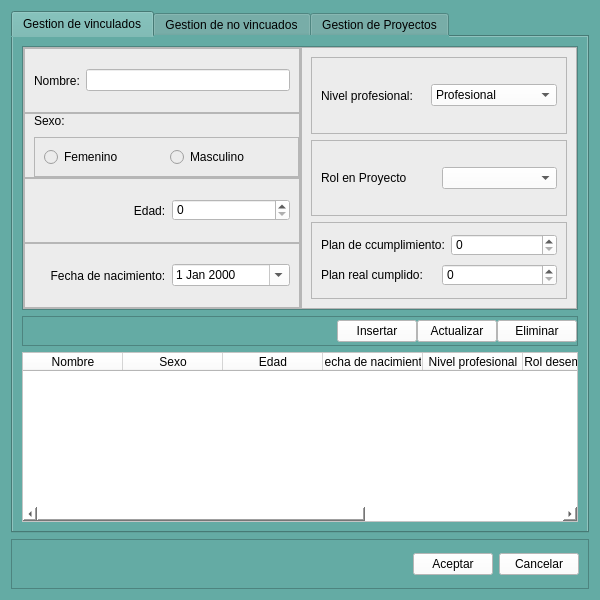
Before: the Qt Designer form Sistema de nominas/Vista/UI/gestionar.ui in Reynier2020/Sistema_nominas, drawn with Qt 5.
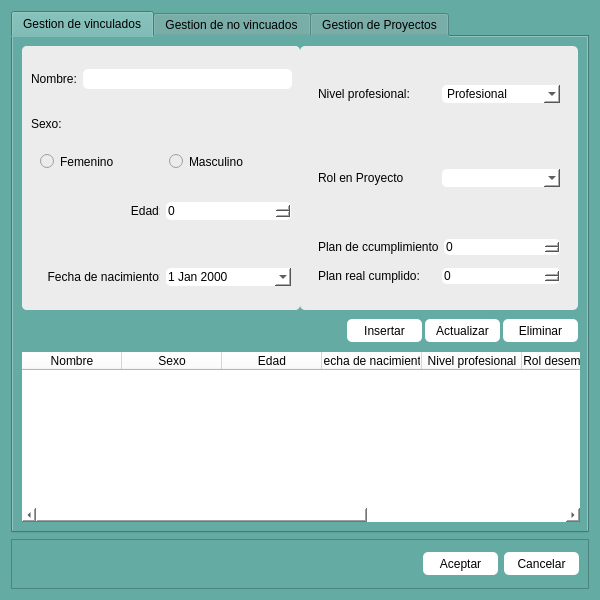
After: the same form once the commit is applied. The open tabs and pages were chosen to show the change.

```diff
--- a/Sistema de nominas/Vista/UI/gestionar.ui
+++ b/Sistema de nominas/Vista/UI/gestionar.ui
@@ -41,6 +41,9 @@
       <layout class="QVBoxLayout" name="verticalLayout_6">
        <item>
         <widget class="QFrame" name="frame">
+         <property name="styleSheet">
+          <string notr="true">border-radius:5px;</string>
+         </property>
          <property name="frameShape">
           <enum>QFrame::StyledPanel</enum>
          </property>
@@ -123,8 +126,15 @@
                   <property name="enabled">
                    <bool>true</bool>
                   </property>
+                  <property name="minimumSize">
+                   <size>
+                    <width>209</width>
+                    <height>20</height>
+                   </size>
+                  </property>
                   <property name="styleSheet">
-                   <string notr="true">background-color: rgb(255, 255, 255);</string>
+                   <string notr="true">background-color: rgb(255, 255, 255);
+border-radius:5px;</string>
                   </property>
                  </widget>
                 </item>
@@ -212,8 +222,15 @@
                 </item>
                 <item>
                  <widget class="QSpinBox" name="spinBox_edad">
+                  <property name="minimumSize">
+                   <size>
+                    <width>125</width>
+                    <height>18</height>
+                   </size>
+                  </property>
                   <property name="styleSheet">
-                   <string notr="true">background-color: rgb(255, 255, 255);</string>
+                   <string notr="true">background-color: rgb(255, 255, 255);
+border-radius:5px;</string>
                   </property>
                  </widget>
                 </item>
@@ -238,6 +255,12 @@
                 </item>
                 <item>
                  <widget class="QDateEdit" name="dateEdit_fecha_naci">
+                  <property name="minimumSize">
+                   <size>
+                    <width>125</width>
+                    <height>18</height>
+                   </size>
+                  </property>
                   <property name="styleSheet">
                    <string notr="true">background-color: rgb(255, 255, 255);</string>
                   </property>
@@ -282,6 +305,12 @@
                 </item>
                 <item>
                  <widget class="QComboBox" name="comboBox_niv_pro">
+                  <property name="minimumSize">
+                   <size>
+                    <width>116</width>
+                    <height>18</height>
+                   </size>
+                  </property>
                   <property name="styleSheet">
                    <string notr="true">background-color: rgb(255, 255, 255);</string>
                   </property>
@@ -323,6 +352,12 @@
                 </item>
                 <item>
                  <widget class="QComboBox" name="comboBox_rol">
+                  <property name="minimumSize">
+                   <size>
+                    <width>116</width>
+                    <height>18</height>
+                   </size>
+                  </property>
                   <property name="styleSheet">
                    <string notr="true">background-color: rgb(255, 255, 255);</string>
                   </property>
@@ -333,6 +368,9 @@
              </item>
              <item>
               <widget class="QFrame" name="frame_planes_cumpls">
+               <property name="styleSheet">
+                <string notr="true">border-radius:5px;</string>
+               </property>
                <property name="frameShape">
                 <enum>QFrame::StyledPanel</enum>
                </property>
@@ -351,6 +389,12 @@
                   </item>
                   <item>
                    <widget class="QSpinBox" name="spinBox_plan_cump">
+                    <property name="minimumSize">
+                     <size>
+                      <width>116</width>
+                      <height>16</height>
+                     </size>
+                    </property>
                     <property name="styleSheet">
                      <string notr="true">background-color: rgb(255, 255, 255);</string>
                     </property>
@@ -369,6 +413,12 @@
                   </item>
                   <item>
                    <widget class="QSpinBox" name="spinBox_plan_real">
+                    <property name="minimumSize">
+                     <size>
+                      <width>116</width>
+                      <height>16</height>
+                     </size>
+                    </property>
                     <property name="styleSheet">
                      <string notr="true">background-color: rgb(255, 255, 255);</string>
                     </property>
@@ -401,6 +451,7 @@
          </property>
          <property name="styleSheet">
           <string notr="true">background-color: rgb(100, 171, 164);
+border-radius:5px;
 </string>
          </property>
          <property name="frameShape">
@@ -411,7 +462,7 @@
          </property>
          <layout class="QHBoxLayout" name="horizontalLayout_5">
           <property name="spacing">
-           <number>0</number>
+           <number>3</number>
           </property>
           <property name="leftMargin">
            <number>0</number>
@@ -440,8 +491,16 @@
           </item>
           <item>
            <widget class="QPushButton" name="pushButton_insertar_vin">
+            <property name="minimumSize">
+             <size>
+              <width>75</width>
+              <height>23</height>
+             </size>
+            </property>
             <property name="styleSheet">
-             <string notr="true">background-color: rgb(255, 255, 255);</string>
+             <string notr="true">background-color: rgb(255, 255, 255);
+border-radius:5px;
+</string>
             </property>
             <property name="text">
              <string>Insertar</string>
@@ -450,8 +509,15 @@
           </item>
           <item>
            <widget class="QPushButton" name="pushButton_actualizar_vin">
+            <property name="minimumSize">
+             <size>
+              <width>75</width>
+              <height>23</height>
+             </size>
+            </property>
             <property name="styleSheet">
-             <string notr="true">background-color: rgb(255, 255, 255);</string>
+             <string notr="true">background-color: rgb(255, 255, 255);
+border-radius:5px;</string>
             </property>
             <property name="text">
              <string>Actualizar</string>
@@ -460,8 +526,15 @@
           </item>
           <item>
            <widget class="QPushButton" name="pushButton_eliminar_vin">
+            <property name="minimumSize">
+             <size>
+              <width>75</width>
+              <height>23</height>
+             </size>
+            </property>
             <property name="styleSheet">
-             <string notr="true">background-color: rgb(255, 255, 255);</string>
+             <string notr="true">background-color: rgb(255, 255, 255);
+border-radius:5px;</string>
             </property>
             <property name="text">
              <string>Eliminar</string>
@@ -473,6 +546,12 @@
        </item>
        <item>
         <widget class="QTableWidget" name="tableWidget_vin">
+         <property name="minimumSize">
+          <size>
+           <width>558</width>
+           <height>170</height>
+          </size>
+         </property>
          <property name="maximumSize">
           <size>
            <width>16777215</width>
@@ -480,7 +559,8 @@
           </size>
          </property>
          <property name="styleSheet">
-          <string notr="true">background-color: rgb(255, 255, 255);</string>
+          <string notr="true">background-color: rgb(255, 255, 255);
+border-radius:5px;</string>
          </property>
          <column>
           <property name="text">
@@ -1474,8 +1554,15 @@
       </item>
       <item>
        <widget class="QPushButton" name="pushButton_aceptar">
+        <property name="minimumSize">
+         <size>
+          <width>75</width>
+          <height>23</height>
+         </size>
+        </property>
         <property name="styleSheet">
-         <string notr="true">background-color: rgb(255, 255, 255);</string>
+         <string notr="true">background-color: rgb(255, 255, 255);
+border-radius:5px;</string>
         </property>
         <property name="text">
          <string>Aceptar</string>
@@ -1484,8 +1571,15 @@
       </item>
       <item>
        <widget class="QPushButton" name="pushButton_cancelar">
+        <property name="minimumSize">
+         <size>
+          <width>75</width>
+          <height>23</height>
+         </size>
+        </property>
         <property name="styleSheet">
-         <string notr="true">background-color: rgb(255, 255, 255);</string>
+         <string notr="true">background-color: rgb(255, 255, 255);
+border-radius:5px;</string>
         </property>
         <property name="text">
          <string>Cancelar</string>
```
Left out of the diff: 139 changed lines with no effect on the pictures.
